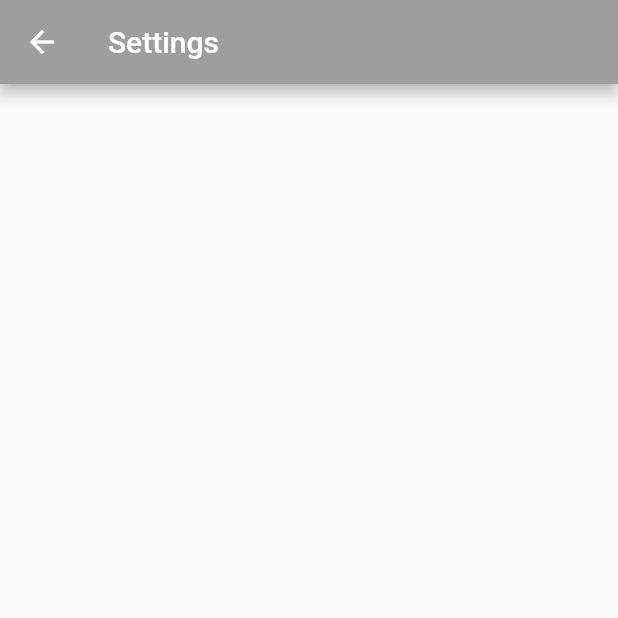
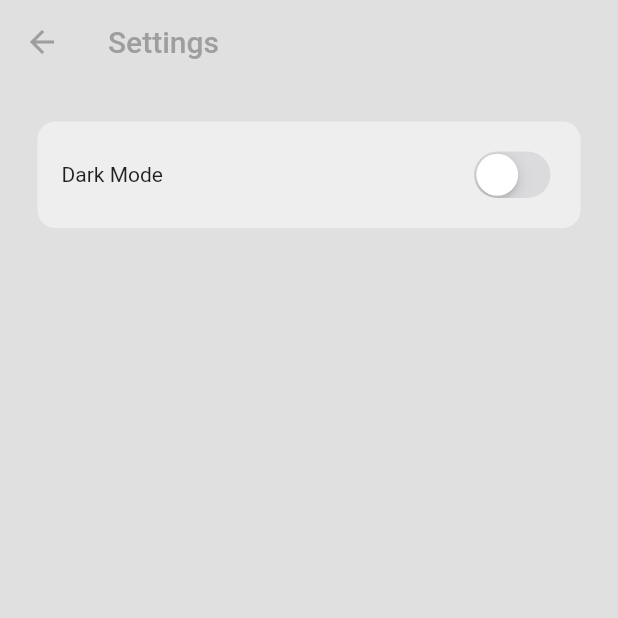
Before and after one commit to AthiraaAthi/ChatApp, a Flutter app: the screen it shows once a user with an empty profile is signed in, in the side drawer, after a tap on "S E T T I N G S", on a phone screen of 412 x 824 dp, the top half of it. Run offline on Flutter 3.47's test engine with Material 2 defaults, Android fonts, the light colour scheme and no system bars; our stand-ins replace cloud_firestore, firebase_auth, firebase_core; accounts and stored records are empty.

Commit message:
setting up chat completed

```diff
--- a/lib/main.dart
+++ b/lib/main.dart
@@ -1,16 +1,21 @@
 import 'package:chat_app_fb/services/auth/auth_gate.dart';
 import 'package:chat_app_fb/firebase_options.dart';
-import 'package:chat_app_fb/themes/light_mode.dart';
-import 'package:chat_app_fb/view/login_or_register.dart';
-import 'package:chat_app_fb/view/login_page.dart';
-import 'package:chat_app_fb/view/register_page.dart';
+//import 'package:chat_app_fb/themes/light_mode.dart';
+import 'package:chat_app_fb/themes/theme_provider.dart';
+// import 'package:chat_app_fb/view/login_or_register.dart';
+// import 'package:chat_app_fb/view/login_page.dart';
+// import 'package:chat_app_fb/view/register_page.dart';
 import 'package:firebase_core/firebase_core.dart';
 import 'package:flutter/material.dart';
+import 'package:provider/provider.dart';
 
 void main() async {
   WidgetsFlutterBinding.ensureInitialized();
   await Firebase.initializeApp(options: DefaultFirebaseOptions.currentPlatform);
-  runApp(const MyApp());
+  runApp(ChangeNotifierProvider(
+    create: (context) => ThemeProvider(),
+    child: MyApp(),
+  ));
 }
 
 class MyApp extends StatelessWidget {
@@ -21,7 +26,7 @@
     return MaterialApp(
       debugShowCheckedModeBanner: false,
       home: const AuthGate(),
-      theme: lightMode,
+      theme: Provider.of<ThemeProvider>(context).themedata,
     );
   }
 }
--- a/lib/services/chat/chat_service.dart
+++ b/lib/services/chat/chat_service.dart
@@ -44,8 +44,8 @@
     final Timestamp timestamp = Timestamp.now();
     // create a new message
     Message newMessage = Message(
-      senderId: currentUserEmail,
-      senderEmail: currentUserID,
+      senderId: currentUserID,
+      senderEmail: currentUserEmail,
       receiverID: receiverID,
       message: message,
       timestamp: timestamp,
--- /dev/null
+++ b/lib/themes/dark_mode.dart
@@ -0,0 +1,10 @@
+import 'package:flutter/material.dart';
+
+ThemeData darkMode = ThemeData(
+    colorScheme: ColorScheme.dark(
+  background: Colors.grey.shade900,
+  primary: Colors.grey.shade600,
+  secondary: Colors.grey.shade700,
+  tertiary: Colors.grey.shade800,
+  inversePrimary: Colors.grey.shade300,
+));
--- /dev/null
+++ b/lib/themes/theme_provider.dart
@@ -0,0 +1,21 @@
+import 'package:chat_app_fb/themes/dark_mode.dart';
+import 'package:chat_app_fb/themes/light_mode.dart';
+import 'package:flutter/material.dart';
+
+class ThemeProvider extends ChangeNotifier {
+  ThemeData _themeData = lightMode;
+  ThemeData get themedata => _themeData;
+  bool get isDarkMode => _themeData == darkMode;
+  set themeData(ThemeData themeData) {
+    _themeData = themeData;
+    notifyListeners();
+  }
+
+  void toggleTheme() {
+    if (_themeData == lightMode) {
+      themeData = darkMode;
+    } else {
+      themeData = lightMode;
+    }
+  }
+}
--- a/lib/view/home_page.dart
+++ b/lib/view/home_page.dart
@@ -18,6 +18,9 @@
     return Scaffold(
       appBar: AppBar(
         title: Text("Home"),
+        backgroundColor: Colors.transparent,
+        elevation: 0,
+        foregroundColor: Colors.grey,
       ),
       drawer: MyDrawer(),
       body: buildUserList(),
--- a/lib/view/settings_page.dart
+++ b/lib/view/settings_page.dart
@@ -1,4 +1,7 @@
+import 'package:chat_app_fb/themes/theme_provider.dart';
+import 'package:flutter/cupertino.dart';
 import 'package:flutter/material.dart';
+import 'package:provider/provider.dart';
 
 class SettingsPage extends StatelessWidget {
   const SettingsPage({super.key});
@@ -6,8 +9,35 @@
   @override
   Widget build(BuildContext context) {
     return Scaffold(
+      backgroundColor: Theme.of(context).colorScheme.background,
       appBar: AppBar(
         title: Text("Settings"),
+        backgroundColor: Colors.transparent,
+        elevation: 0,
+        foregroundColor: Colors.grey,
+      ),
+      body: Container(
+        decoration: BoxDecoration(
+            color: Theme.of(context).colorScheme.secondary,
+            borderRadius: BorderRadius.circular(12)),
+        margin: EdgeInsets.all(25),
+        padding: EdgeInsets.all(16),
+        child: Row(
+          mainAxisAlignment: MainAxisAlignment.spaceBetween,
+          children: [
+            //darkmode
+            Text("Dark Mode"),
+
+            //switch toggle
+            CupertinoSwitch(
+              value:
+                  Provider.of<ThemeProvider>(context, listen: false).isDarkMode,
+              onChanged: (value) =>
+                  Provider.of<ThemeProvider>(context, listen: false)
+                      .toggleTheme(),
+            )
+          ],
+        ),
       ),
     );
   }
--- a/pubspec.yaml
+++ b/pubspec.yaml
@@ -38,6 +38,7 @@
   firebase_core: ^2.24.2
   firebase_auth: ^4.16.0
   cloud_firestore: ^4.14.0
+  provider: ^6.1.1
 
 dev_dependencies:
   flutter_test:
```
Also changed, not shown: lib/components/chat_bubble.dart (added, +33 -0 lines), lib/view/chat_page.dart (+29 -9 lines), pubspec.lock.
